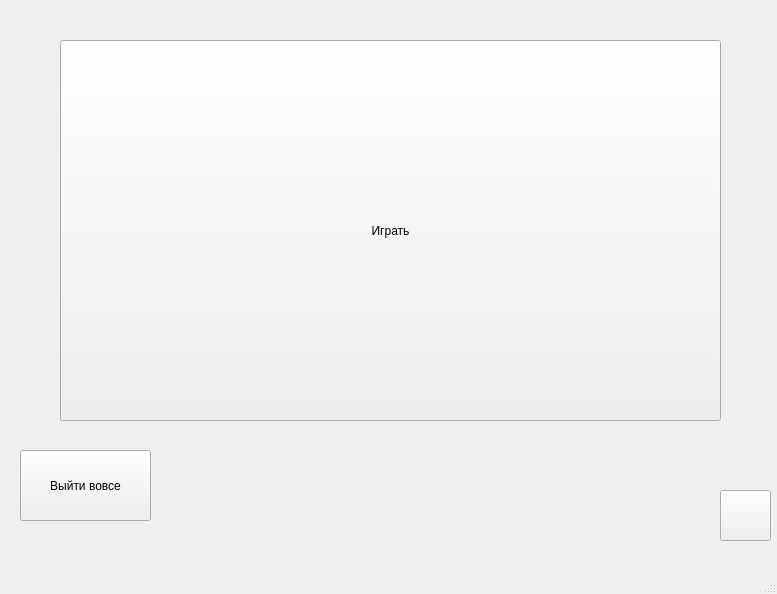
This is src/mainwindow.ui in Mike-Wazovsky/Great-project-1-course as Qt 5 draws it before an edit. The edited form follows.
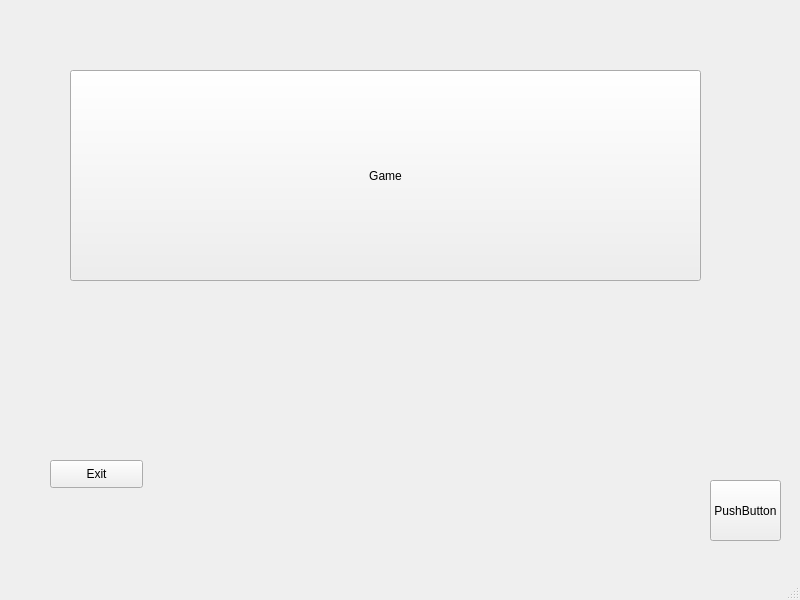
This is the edited form. Icons and pictures are not drawn.

Commit message: game with mini game

Patch:
```diff
--- a/src/mainwindow.ui
+++ b/src/mainwindow.ui
@@ -6,8 +6,8 @@
    <rect>
     <x>0</x>
     <y>0</y>
-    <width>777</width>
-    <height>594</height>
+    <width>800</width>
+    <height>600</height>
    </rect>
   </property>
   <property name="windowTitle">
@@ -17,50 +17,40 @@
    <widget class="QPushButton" name="pushButton">
     <property name="geometry">
      <rect>
-      <x>720</x>
-      <y>490</y>
-      <width>51</width>
-      <height>51</height>
+      <x>70</x>
+      <y>70</y>
+      <width>631</width>
+      <height>211</height>
      </rect>
     </property>
     <property name="text">
-     <string/>
-    </property>
-    <property name="icon">
-     <iconset resource="resourses.qrc">
-      <normaloff>:/images/images/settings_button.png</normaloff>:/images/images/settings_button.png</iconset>
+     <string>Game</string>
     </property>
    </widget>
    <widget class="QPushButton" name="pushButton_2">
     <property name="geometry">
      <rect>
-      <x>60</x>
-      <y>40</y>
-      <width>661</width>
-      <height>381</height>
+      <x>710</x>
+      <y>480</y>
+      <width>71</width>
+      <height>61</height>
      </rect>
     </property>
-    <property name="sizePolicy">
-     <sizepolicy hsizetype="Minimum" vsizetype="Fixed">
-      <horstretch>0</horstretch>
-      <verstretch>0</verstretch>
-     </sizepolicy>
-    </property>
     <property name="text">
-     <string>Играть</string>
+     <string>PushButton</string>
     </property>
    </widget>
    <widget class="QPushButton" name="pushButton_3">
     <property name="geometry">
      <rect>
-      <x>20</x>
-      <y>450</y>
-      <width>131</width>
-      <height>71</height>
+      <x>50</x>
+      <y>460</y>
+      <width>93</width>
+      <height>28</height>
      </rect>
     </property>
     <property name="text">
-     <string>Выйти вовсе</string>
+     <string>Exit</string>
     </property>
    </widget>
   </widget>
```
Left out of the diff: 14 changed lines with no effect on the pictures. The commit also changes 34 other files.
